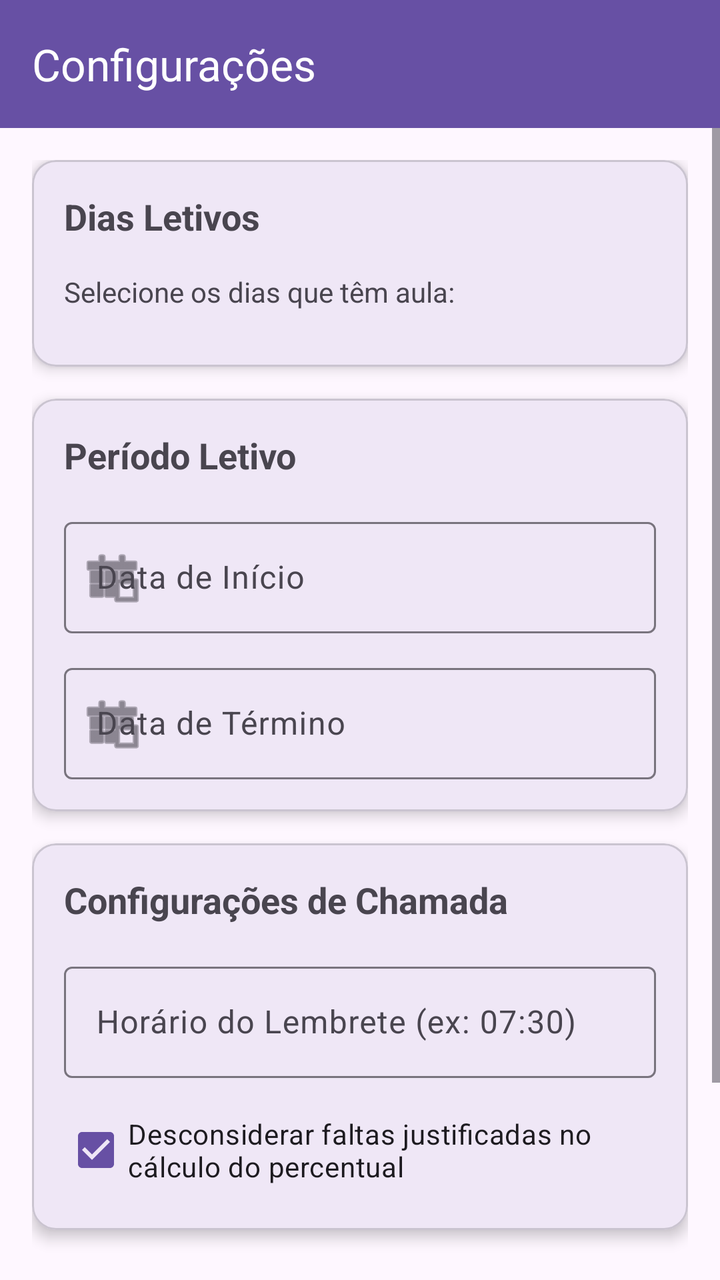
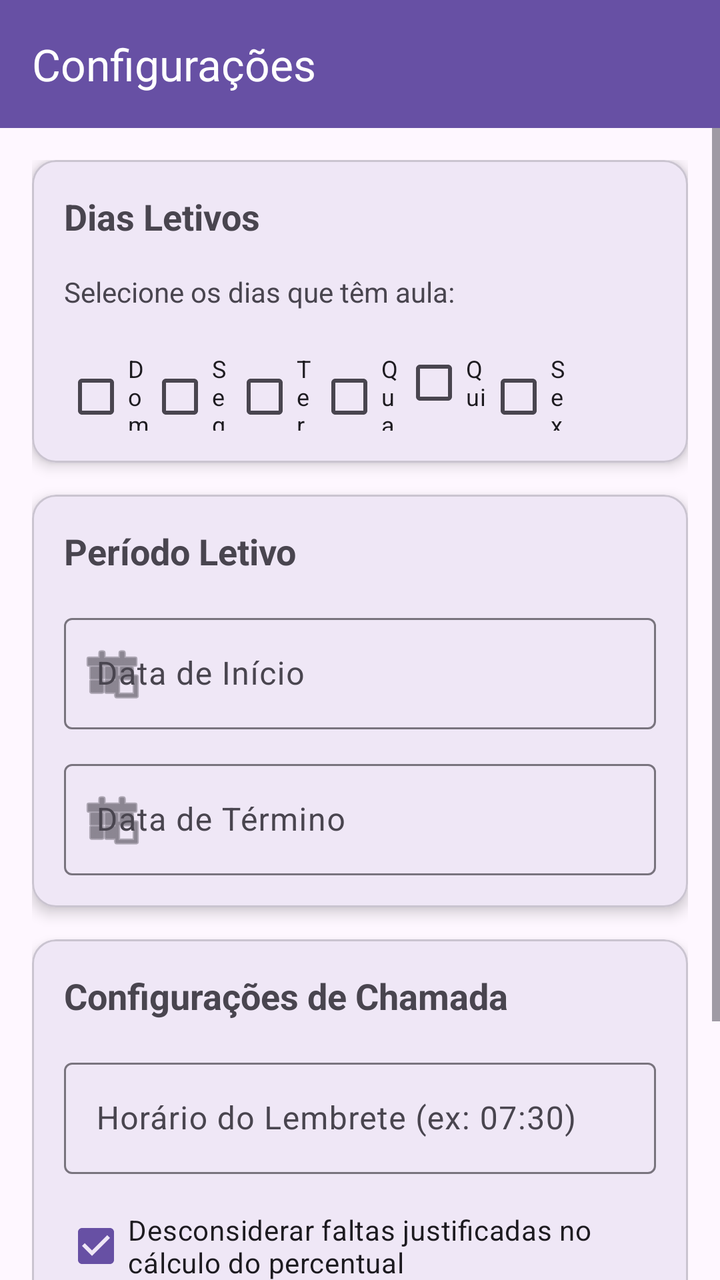

Before-and-after screenshots of an Android layout around one commit, followed by the original layout XML and the change that was made.
<!-- AndroidManifest.xml: application theme Theme.FrequenciaEscolar -->
<!-- res/layout/activity_configuracoes.xml -->
<?xml version="1.0" encoding="utf-8"?>
<LinearLayout xmlns:android="http://schemas.android.com/apk/res/android"
    xmlns:app="http://schemas.android.com/apk/res-auto"
    android:layout_width="match_parent"
    android:layout_height="match_parent"
    android:orientation="vertical">

    <androidx.appcompat.widget.Toolbar
        android:id="@+id/toolbar"
        android:layout_width="match_parent"
        android:layout_height="?attr/actionBarSize"
        android:background="?attr/colorPrimary"
        android:theme="@style/ThemeOverlay.AppCompat.Dark.ActionBar"
        app:title="Configurações"
        app:titleTextColor="@android:color/white" />

    <ScrollView
        android:layout_width="match_parent"
        android:layout_height="match_parent">

        <LinearLayout
            android:layout_width="match_parent"
            android:layout_height="wrap_content"
            android:orientation="vertical"
            android:padding="16dp">

            
            <com.google.android.material.card.MaterialCardView
                android:layout_width="match_parent"
                android:layout_height="wrap_content"
                android:layout_marginBottom="16dp"
                app:cardCornerRadius="12dp"
                app:cardElevation="4dp">

                <LinearLayout
                    android:layout_width="match_parent"
                    android:layout_height="wrap_content"
                    android:orientation="vertical"
                    android:padding="16dp">

                    <TextView
                        android:layout_width="match_parent"
                        android:layout_height="wrap_content"
                        android:text="Dias Letivos"
                        android:textSize="18sp"
                        android:textStyle="bold"
                        android:layout_marginBottom="16dp" />

                    <TextView
                        android:layout_width="match_parent"
                        android:layout_height="wrap_content"
                        android:text="Selecione os dias que têm aula:"
                        android:textSize="14sp"
                        android:layout_marginBottom="12dp" />

                    <LinearLayout
                        android:layout_width="match_parent"
                        android:layout_height="wrap_content"
                        android:orientation="horizontal"
                        android:weightSum="7">

                        <CheckBox
                            android:id="@+id/chkDomingo"
                            android:layout_width="0dp"
                            android:layout_weight="1"
                            android:text="Dom"
                            android:textSize="12sp" />

                        <CheckBox
                            android:id="@+id/chkSegunda"
                            android:layout_width="0dp"
                            android:layout_weight="1"
                            android:text="Seg"
                            android:textSize="12sp" />

                        <CheckBox
                            android:id="@+id/chkTerca"
                            android:layout_width="0dp"
                            android:layout_weight="1"
                            android:text="Ter"
                            android:textSize="12sp" />

                        <CheckBox
                            android:id="@+id/chkQuarta"
                            android:layout_width="0dp"
                            android:layout_weight="1"
                            android:text="Qua"
                            android:textSize="12sp" />

                        <CheckBox
                            android:id="@+id/chkQuinta"
                            android:layout_width="0dp"
                            android:layout_weight="1"
                            android:text="Qui"
                            android:textSize="12sp" />

                        <CheckBox
                            android:id="@+id/chkSexta"
                            android:layout_width="0dp"
                            android:layout_weight="1"
                            android:text="Sex"
                            android:textSize="12sp" />

                        <CheckBox
                            android:id="@+id/chkSabado"
                            android:layout_width="0dp"
                            android:layout_weight="1"
                            android:text="Sáb"
                            android:textSize="12sp" />

                    </LinearLayout>

                </LinearLayout>

            </com.google.android.material.card.MaterialCardView>

            
            <com.google.android.material.card.MaterialCardView
                android:layout_width="match_parent"
                android:layout_height="wrap_content"
                android:layout_marginBottom="16dp"
                app:cardCornerRadius="12dp"
                app:cardElevation="4dp">

                <LinearLayout
                    android:layout_width="match_parent"
                    android:layout_height="wrap_content"
                    android:orientation="vertical"
                    android:padding="16dp">

                    <TextView
                        android:layout_width="match_parent"
                        android:layout_height="wrap_content"
                        android:text="Período Letivo"
                        android:textSize="18sp"
                        android:textStyle="bold"
                        android:layout_marginBottom="16dp" />

                    <com.google.android.material.textfield.TextInputLayout
                        android:layout_width="match_parent"
                        android:layout_height="wrap_content"
                        android:hint="Data de Início"
                        app:startIconDrawable="@android:drawable/ic_menu_today">

                        <com.google.android.material.textfield.TextInputEditText
                            android:id="@+id/etDataInicio"
                            android:layout_width="match_parent"
                            android:layout_height="wrap_content"
                            android:focusable="false"
                            android:cursorVisible="false"
                            android:inputType="date" />

                    </com.google.android.material.textfield.TextInputLayout>

                    <com.google.android.material.textfield.TextInputLayout
                        android:layout_width="match_parent"
                        android:layout_height="wrap_content"
                        android:layout_marginTop="12dp"
                        android:hint="Data de Término"
                        app:startIconDrawable="@android:drawable/ic_menu_today">

                        <com.google.android.material.textfield.TextInputEditText
                            android:id="@+id/etDataFim"
                            android:layout_width="match_parent"
                            android:layout_height="wrap_content"
                            android:focusable="false"
                            android:cursorVisible="false"
                            android:inputType="date" />

                    </com.google.android.material.textfield.TextInputLayout>

                </LinearLayout>

            </com.google.android.material.card.MaterialCardView>

            
            <com.google.android.material.card.MaterialCardView
                android:layout_width="match_parent"
                android:layout_height="wrap_content"
                android:layout_marginBottom="16dp"
                app:cardCornerRadius="12dp"
                app:cardElevation="4dp">

                <LinearLayout
                    android:layout_width="match_parent"
                    android:layout_height="wrap_content"
                    android:orientation="vertical"
                    android:padding="16dp">

                    <TextView
                        android:layout_width="match_parent"
                        android:layout_height="wrap_content"
                        android:text="Configurações de Chamada"
                        android:textSize="18sp"
                        android:textStyle="bold"
                        android:layout_marginBottom="16dp" />

                    <com.google.android.material.textfield.TextInputLayout
                        android:layout_width="match_parent"
                        android:layout_height="wrap_content"
                        android:hint="Horário do Lembrete (ex: 07:30)">

                        <com.google.android.material.textfield.TextInputEditText
                            android:id="@+id/etHorarioLembrete"
                            android:layout_width="match_parent"
                            android:layout_height="wrap_content"
                            android:inputType="time" />

                    </com.google.android.material.textfield.TextInputLayout>

                    <CheckBox
                        android:id="@+id/chkDesconsiderarJustificadas"
                        android:layout_width="match_parent"
                        android:layout_height="wrap_content"
                        android:layout_marginTop="12dp"
                        android:text="Desconsiderar faltas justificadas no cálculo do percentual"
                        android:checked="true" />

                </LinearLayout>

            </com.google.android.material.card.MaterialCardView>

            
            <Button
                android:id="@+id/btnSalvar"
                android:layout_width="match_parent"
                android:layout_height="wrap_content"
                android:layout_marginTop="8dp"
                android:text="Salvar Configurações"
                android:backgroundTint="?attr/colorPrimary" />

            <Button
                android:id="@+id/btnFeriados"
                android:layout_width="match_parent"
                android:layout_height="wrap_content"
                android:layout_marginTop="8dp"
                android:text="Gerenciar Feriados"
                android:backgroundTint="@android:color/holo_orange_dark"
                style="@style/Widget.Material3.Button.OutlinedButton" />

        </LinearLayout>

    </ScrollView>

</LinearLayout>
<!-- resources referenced by this layout -->
<resources>
  <style name="Theme.FrequenciaEscolar" parent="Base.Theme.FrequenciaEscolar" />
  <style name="Base.Theme.FrequenciaEscolar" parent="Theme.Material3.DayNight.NoActionBar">
          
          
      </style>
</resources>

<!-- the commit's change to res/layout/activity_configuracoes.xml (unified diff, before → after) -->
@@ -53,6 +53,7 @@
                         android:textSize="14sp"
                         android:layout_marginBottom="12dp" />
 
+                     
                     <LinearLayout
                         android:layout_width="match_parent"
                         android:layout_height="wrap_content"
@@ -62,51 +63,57 @@
                         <CheckBox
                             android:id="@+id/chkDomingo"
                             android:layout_width="0dp"
-                            android:layout_weight="1"
-                            android:text="Dom"
-                            android:textSize="12sp" />
+                            android:layout_height="wrap_content"
+                        android:layout_weight="1"
+                        android:text="Dom"
+                        android:textSize="12sp" />
 
                         <CheckBox
                             android:id="@+id/chkSegunda"
                             android:layout_width="0dp"
-                            android:layout_weight="1"
-                            android:text="Seg"
-                            android:textSize="12sp" />
+                            android:layout_height="wrap_content"
+                        android:layout_weight="1"
+                        android:text="Seg"
+                        android:textSize="12sp" />
 
                         <CheckBox
                             android:id="@+id/chkTerca"
                             android:layout_width="0dp"
-                            android:layout_weight="1"
-                            android:text="Ter"
-                            android:textSize="12sp" />
+                            android:layout_height="wrap_content"
+                        android:layout_weight="1"
+                        android:text="Ter"
+                        android:textSize="12sp" />
 
                         <CheckBox
                             android:id="@+id/chkQuarta"
                             android:layout_width="0dp"
-                            android:layout_weight="1"
-                            android:text="Qua"
-                            android:textSize="12sp" />
+                            android:layout_height="wrap_content"
+                        android:layout_weight="1"
+                        android:text="Qua"
+                        android:textSize="12sp" />
 
                         <CheckBox
                             android:id="@+id/chkQuinta"
                             android:layout_width="0dp"
-                            android:layout_weight="1"
-                            android:text="Qui"
-                            android:textSize="12sp" />
+                            android:layout_height="wrap_content"
+                        android:layout_weight="1"
+                        android:text="Qui"
+                        android:textSize="12sp" />
 
                         <CheckBox
                             android:id="@+id/chkSexta"
                             android:layout_width="0dp"
-                            android:layout_weight="1"
-                            android:text="Sex"
-                            android:textSize="12sp" />
+                            android:layout_height="wrap_content"
+                        android:layout_weight="1"
+                        android:text="Sex"
+                        android:textSize="12sp" />
 
                         <CheckBox
                             android:id="@+id/chkSabado"
                             android:layout_width="0dp"
-                            android:layout_weight="1"
-                            android:text="Sáb"
-                            android:textSize="12sp" />
+                            android:layout_height="wrap_content"
+                        android:text="Sáb"
+                        android:textSize="12sp" />
 
                     </LinearLayout>
 
